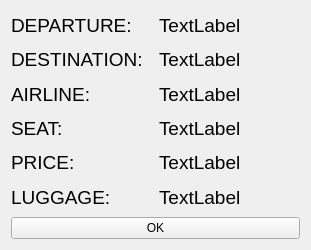
The window that ticket.ui (AtlasKirill/airport_project) describes before a commit, drawn with Qt 5.
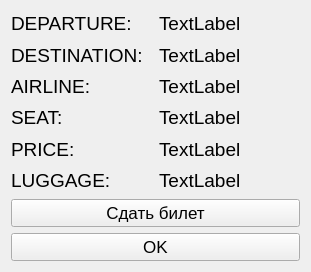
The same window after the commit.

Commit message: profile,admin,change windows apdated

Diff of the .ui file:
```diff
--- a/ticket.ui
+++ b/ticket.ui
@@ -7,9 +7,14 @@
     <x>0</x>
     <y>0</y>
     <width>311</width>
-    <height>250</height>
+    <height>272</height>
    </rect>
   </property>
+  <property name="font">
+   <font>
+    <pointsize>13</pointsize>
+   </font>
+  </property>
   <property name="windowTitle">
    <string>Form</string>
   </property>
@@ -158,13 +163,20 @@
      </property>
     </widget>
    </item>
-   <item row="6" column="0" colspan="2">
+   <item row="7" column="0" colspan="2">
     <widget class="QPushButton" name="pushButtonOk">
      <property name="text">
       <string>OK</string>
      </property>
     </widget>
    </item>
+   <item row="6" column="0" colspan="2">
+    <widget class="QPushButton" name="returnTicket">
+     <property name="text">
+      <string>Сдать билет</string>
+     </property>
+    </widget>
+   </item>
   </layout>
  </widget>
  <resources/>
```
The commit also changes 5 other files.
